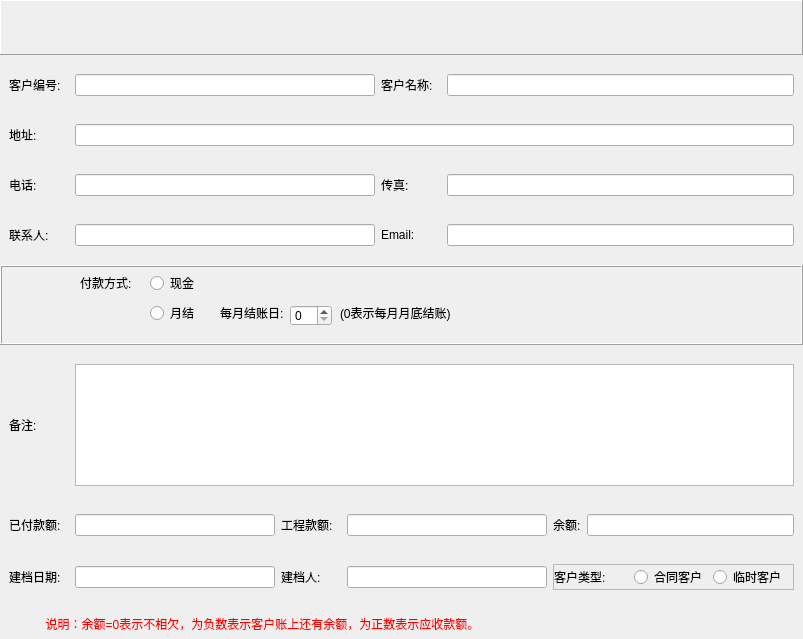
longcp/CarRentalManagement, file ui/second_level/clienteditdialog.ui: the form before one commit.
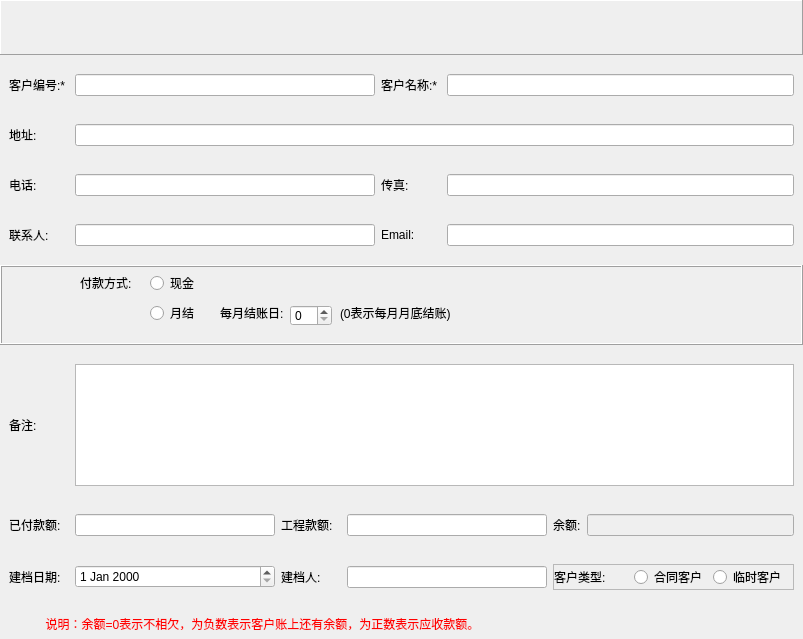
The form after the commit.

Commit message: 客户资料编辑界面修改

Patch:
```diff
--- a/ui/second_level/clienteditdialog.ui
+++ b/ui/second_level/clienteditdialog.ui
@@ -86,7 +86,7 @@
          </size>
         </property>
         <property name="text">
-         <string>客户编号:</string>
+         <string>客户编号:*</string>
         </property>
        </widget>
       </item>
@@ -121,7 +121,7 @@
          </size>
         </property>
         <property name="text">
-         <string>客户名称:</string>
+         <string>客户名称:*</string>
         </property>
        </widget>
       </item>
@@ -488,7 +488,11 @@
        </widget>
       </item>
       <item>
-       <widget class="QLineEdit" name="balanceLineEdit"/>
+       <widget class="QLineEdit" name="balanceLineEdit">
+        <property name="enabled">
+         <bool>false</bool>
+        </property>
+       </widget>
       </item>
      </layout>
     </widget>
@@ -516,7 +520,7 @@
        </widget>
       </item>
       <item>
-       <widget class="QLineEdit" name="createDateLineEdit">
+       <widget class="QDateEdit" name="createDateEdit">
         <property name="minimumSize">
          <size>
           <width>200</width>
```
The commit also changes 12 other files.
